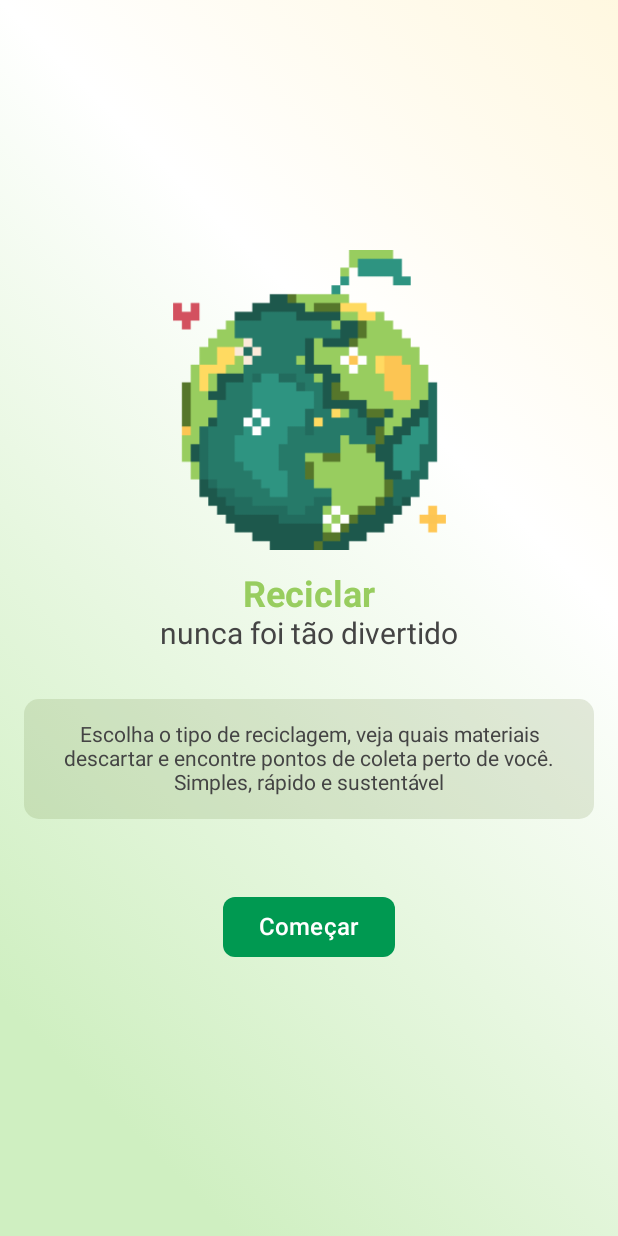
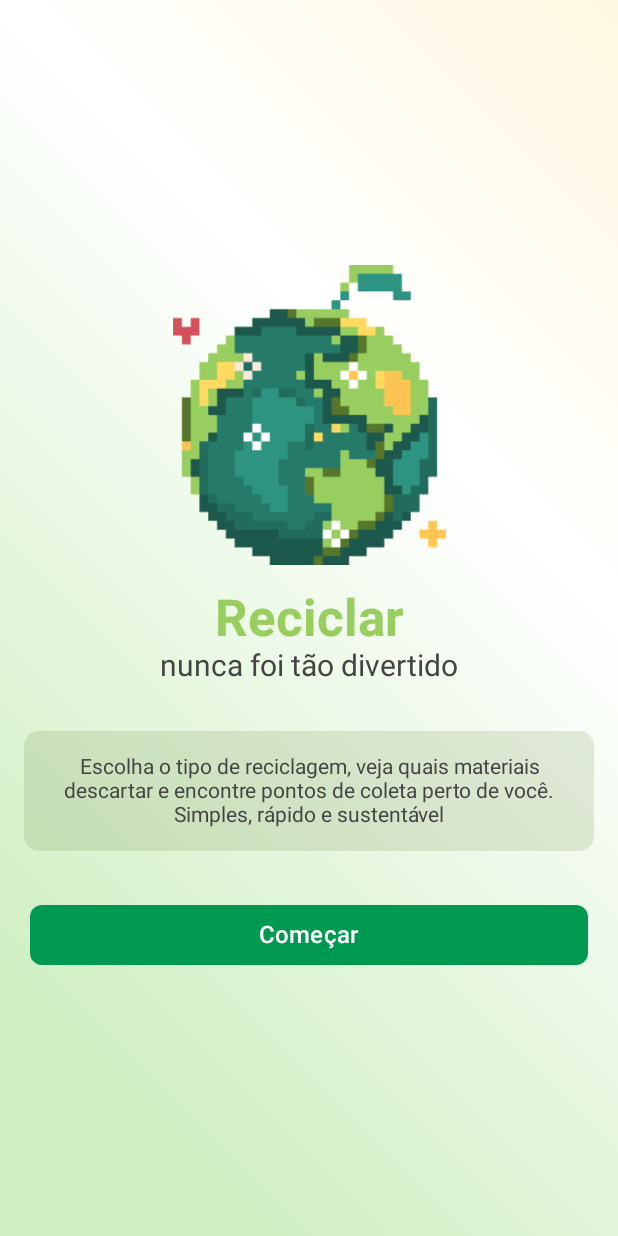
Before and after one commit to Projetos-FIAP-LLMF/App_Ecomigo, an Android app built with Jetpack Compose: the screen it shows after launch (MainActivity), on a phone screen of 412 x 824 dp. Run offline under Robolectric (Android 15) with nearby library versions, the phone set to English and light mode, and no system bars.

Commit message:
(fix) ajustando fonte

```diff
--- a/app/src/main/java/com/example/ecomigo/MainActivity.kt
+++ b/app/src/main/java/com/example/ecomigo/MainActivity.kt
@@ -63,7 +63,7 @@ fun RecyclingAppUI() {
         Spacer(modifier = Modifier.height(16.dp))
         Text(
             text = "Reciclar",
-            fontSize = 24.sp,
+            fontSize = 34.sp,
             fontWeight = FontWeight.Bold,
             color = Color(0xFF98CD5F),
             fontFamily = FontFamily.Default
@@ -97,7 +97,9 @@ fun RecyclingAppUI() {
             },
             colors = ButtonDefaults.buttonColors(containerColor = Color(0xFF009951)),
             shape = RoundedCornerShape(8.dp),
-            modifier = Modifier.padding(16.dp)
+            modifier = Modifier
+                .fillMaxWidth()
+                .padding(horizontal = 20.dp),
         ) {
             Text(text = "Começar", color = Color.White, fontSize = 16.sp)
         }
```
